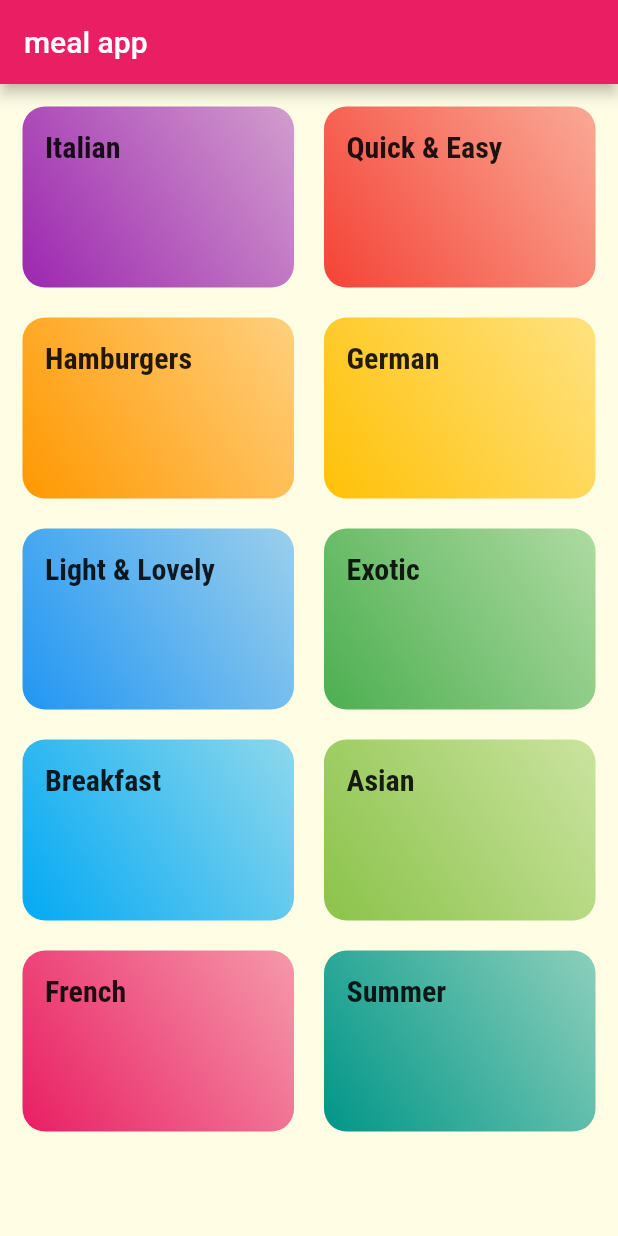
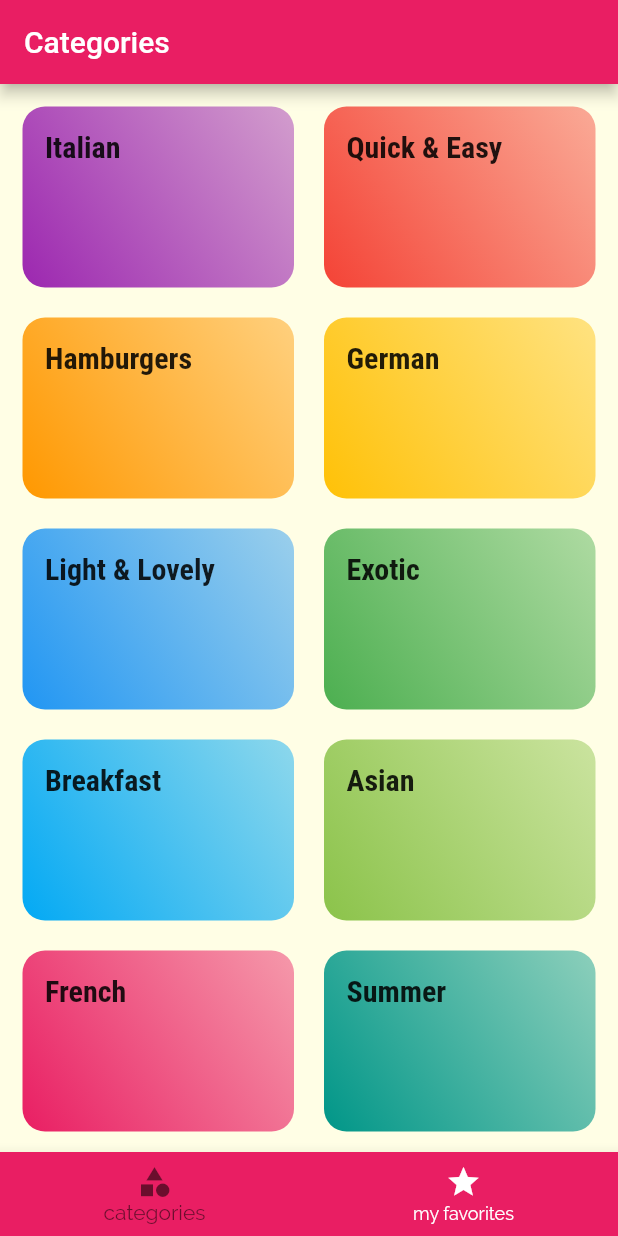
Before and after one commit to laithfayizhussein/meals-app, a Flutter app: the screen it shows after launch, on a phone screen of 412 x 824 dp. Run offline on Flutter 3.47's test engine with Material 2 defaults, Android fonts, the phone set to English and light mode, and no system bars.

Commit message:
add bottom bar and tab bar

```diff
--- a/lib/categories_screen.dart
+++ /dev/null
@@ -1,32 +0,0 @@
-import 'package:flutter/material.dart';
-import './dummy_data.dart';
-import './category_item.dart';
-
-class CategoriesScreen extends StatelessWidget {
-  static const String routeName = 'CategoriesScreen';
-
-  @override
-  Widget build(BuildContext context) {
-    return Scaffold(
-      appBar: AppBar(
-        title: Text('meal app'),
-      ),
-      body: GridView(
-          padding: EdgeInsets.all(15),
-          // DUMMY_CATEGORIES its a list of data in dummy_categories page
-          children: DUMMY_CATEGORIES
-              .map((e) => CategoryItem(
-                    title: e.title,
-                    color: e.color,
-                    id: e.id,
-                  ))
-              .toList(),
-          gridDelegate: SliverGridDelegateWithMaxCrossAxisExtent(
-            maxCrossAxisExtent: 200,
-            childAspectRatio: 3 / 2,
-            mainAxisSpacing: 20,
-            crossAxisSpacing: 20,
-          )),
-    );
-  }
-}
--- a/lib/main.dart
+++ b/lib/main.dart
@@ -1,6 +1,8 @@
 import 'package:flutter/material.dart';
-import './category_meals_screen.dart';
-import './categories_screen.dart';
+import './screens/meal_details_screen.dart';
+import './screens/bottom_nav_bar.dart';
+import './screens/category_meals_screen.dart';
+import './screens/categories_screen.dart';
 
 void main() => runApp(MyApp());
 
@@ -32,15 +34,16 @@ class MyApp extends StatelessWidget {
           error: Colors.black,
           onError: Colors.white,
           surface: Colors.white,
-          onSurface: Colors.black,
+          onSurface: Colors.black54,
           brightness: Brightness.light,
         ),
       ),
-      home: CategoriesScreen(),
-      initialRoute: CategoriesScreen.routeName,
+      initialRoute: '/',
       routes: {
+        '/': (context) => BottomNavBar(),
         CategoriesMeals.routeName: (context) => CategoriesMeals(),
         CategoriesScreen.routeName: (context) => CategoriesScreen(),
+        MealDetailsScreen.routeName: (context) => MealDetailsScreen(),
       },
     );
   }
--- /dev/null
+++ b/lib/screens/bottom_nav_bar.dart
@@ -0,0 +1,51 @@
+import 'package:flutter/material.dart';
+import './categories_screen.dart';
+import './favorites_screen.dart';
+
+class BottomNavBar extends StatefulWidget {
+  static const String routeName = 'BottomNavBar';
+  @override
+  State<BottomNavBar> createState() => _BottomNavBarState();
+}
+
+class _BottomNavBarState extends State<BottomNavBar> {
+  final List<Map<String, dynamic>> _page = [
+    {'page': CategoriesScreen(), 'title': 'Categories'},
+    {'page': FavoritesScreen(), 'title': 'MY Favorites'},
+  ];
+
+  int selectedPageIndex = 0;
+
+  void _selectPage(int index) {
+    setState(() {
+      selectedPageIndex = index;
+    });
+  }
+
+  @override
+  Widget build(BuildContext context) {
+    return Scaffold(
+      appBar: AppBar(
+        title: Text(_page[selectedPageIndex]['title']),
+      ),
+      body: _page[selectedPageIndex]['page'],
+      bottomNavigationBar: BottomNavigationBar(
+        onTap: _selectPage,
+        backgroundColor: Theme.of(context).colorScheme.primary,
+        unselectedItemColor: Colors
+            .white, // to work right need to add color to selected item color
+        selectedItemColor: Theme.of(context).colorScheme.onSurface,
+        currentIndex: selectedPageIndex, // tell  it what the select icon
+        items: [
+          BottomNavigationBarItem(
+              icon: Icon(Icons.category), label: 'categories'),
+          BottomNavigationBarItem(
+              icon: Icon(
+                Icons.star,
+              ),
+              label: 'my favorites')
+        ],
+      ),
+    );
+  }
+}
--- /dev/null
+++ b/lib/screens/categories_screen.dart
@@ -0,0 +1,27 @@
+import 'package:flutter/material.dart';
+import '../dummy_data.dart';
+import '../widgets/category_item.dart';
+
+class CategoriesScreen extends StatelessWidget {
+  static const String routeName = 'CategoriesScreen';
+
+  @override
+  Widget build(BuildContext context) {
+    return GridView(
+        padding: EdgeInsets.all(15),
+        // DUMMY_CATEGORIES its a list of data in dummy_categories page
+        children: DUMMY_CATEGORIES
+            .map((e) => CategoryItem(
+                  title: e.title,
+                  color: e.color,
+                  id: e.id,
+                ))
+            .toList(),
+        gridDelegate: SliverGridDelegateWithMaxCrossAxisExtent(
+          maxCrossAxisExtent: 200,
+          childAspectRatio: 3 / 2,
+          mainAxisSpacing: 20,
+          crossAxisSpacing: 20,
+        ));
+  }
+}
--- a/lib/category_item.dart
+++ b/lib/widgets/category_item.dart
@@ -1,5 +1,5 @@
 import 'package:flutter/material.dart';
-import './category_meals_screen.dart';
+import '../screens/category_meals_screen.dart';
 
 // in this page what the category should look like ,
 class CategoryItem extends StatelessWidget {
```
Also changed, not shown: lib/screens/category_meals_screen.dart (renamed from lib/category_meals_screen.dart, +10 -2 lines), lib/screens/favorites_screen.dart (added, +12 -0 lines), lib/screens/meal_details_screen.dart (added, +92 -0 lines), lib/screens/tabs_screen.dart (added, +41 -0 lines), lib/widgets/meal_item.dart (added, +144 -0 lines).
